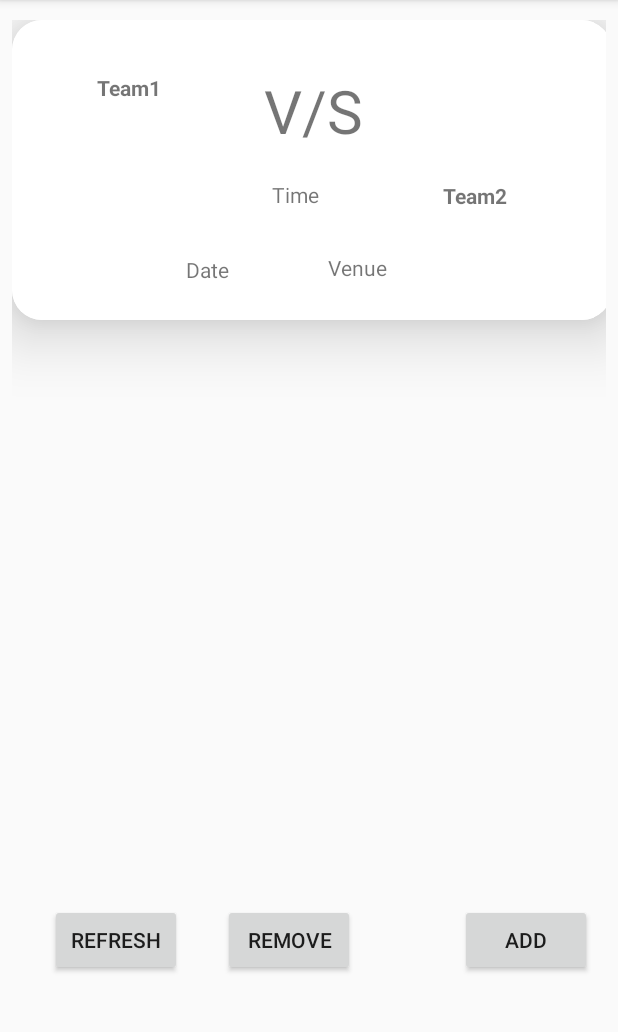
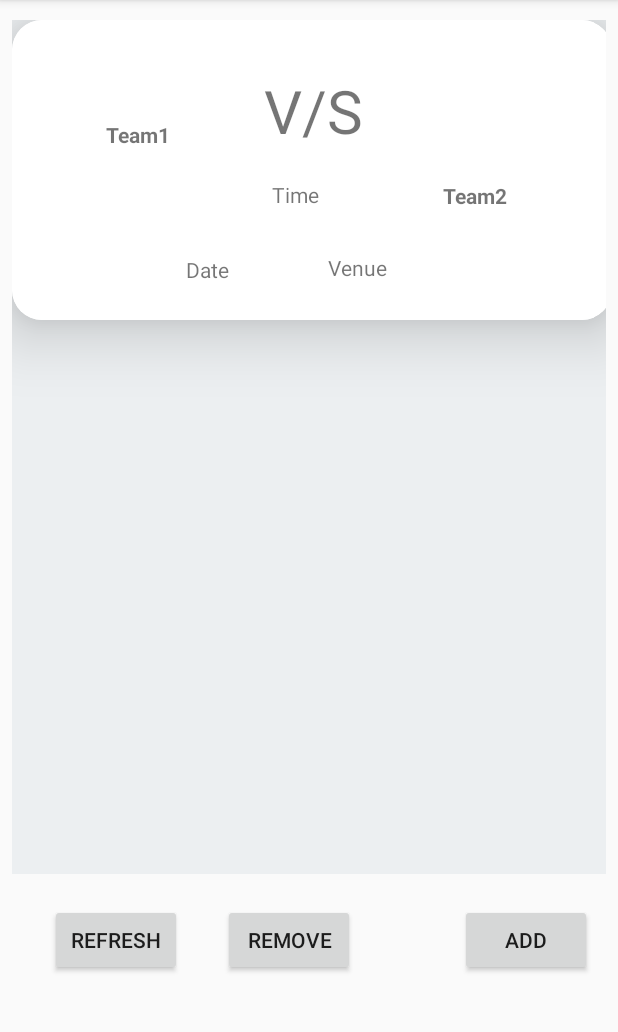
Before and after one commit to 0xamogh/fixutres, an Android app: the screen it shows after launch (MainActivity), after a tap on "REFRESH", on a phone screen of 412 x 824 dp, the part 84-1116 px from its top. Run offline under Robolectric (Android 15) with nearby library versions, the phone set to English and light mode, and no system bars; 2 other taps on this screen came first.

Commit message:
Normal Mode

```diff
--- a/app/build.gradle
+++ b/app/build.gradle
@@ -1,5 +1,4 @@
 apply plugin: 'com.android.application'
-apply plugin: 'realm-android'
 
 android {
     compileSdkVersion 27
--- a/app/src/main/AndroidManifest.xml
+++ b/app/src/main/AndroidManifest.xml
@@ -1,7 +1,7 @@
 <?xml version="1.0" encoding="utf-8"?>
 <manifest xmlns:android="http://schemas.android.com/apk/res/android"
     package="amoghjapps.com.worldymouldy">
-
+    <uses-permission android:name="android.permission.VIBRATE"/>
     <application
         android:allowBackup="true"
         android:icon="@mipmap/ic_launcher"
--- a/app/src/main/java/amoghjapps/com/worldymouldy/Addition.java
+++ b/app/src/main/java/amoghjapps/com/worldymouldy/Addition.java
@@ -11,12 +11,13 @@ import android.view.View;
 import android.widget.Button;
 import android.widget.ImageView;
 import android.widget.TextView;
+import android.widget.Toast;
 
 public class Addition extends AppCompatActivity {
     TextView t1n,t2n,time,date,venue;
     Button button,button2;
     ImageView t1i,t2i;
-    String t2is,t1is;
+    public String t2is,t1is;
     static boolean running;
     public int imagepick;
     public static int PICK_IMAGE=100;
@@ -50,8 +51,8 @@ public class Addition extends AppCompatActivity {
         time.setText(sharedprefs.getString("time",""));
         venue.setText(sharedprefs.getString("venue",""));
         date.setText(sharedprefs.getString("date","not working"));
-        t1i.setImageURI(Uri.parse(sharedprefs.getString("team1i","")));
-        t2i.setImageURI(Uri.parse(sharedprefs.getString("team2i","")));
+        t1i.setImageURI(Uri.parse(sharedprefs.getString("team1i"," ")));
+        t2i.setImageURI(Uri.parse(sharedprefs.getString("team2i"," ")));
 
         t1i.setOnClickListener(new View.OnClickListener() {
             @Override
@@ -82,9 +83,7 @@ public class Addition extends AppCompatActivity {
                 editor.putString("venue",venue.getText().toString());
                 editor.putString("team1i",t1is);
                 editor.putString("team2i",t2is);
-
                 editor.commit();
-
                 finish();
             }
         });
@@ -103,6 +102,7 @@ public class Addition extends AppCompatActivity {
             if(imagepick==2){
         t2i.setImageURI(data.getData());
         t2is=data.getData().toString();
+                Toast.makeText(getApplicationContext(),"penis",Toast.LENGTH_LONG).show();
 
         }else if(imagepick==1){
             t1i.setImageURI(data.getData());
--- a/app/src/main/java/amoghjapps/com/worldymouldy/ExampleAdapter.java
+++ b/app/src/main/java/amoghjapps/com/worldymouldy/ExampleAdapter.java
@@ -59,6 +59,7 @@ public class ExampleAdapter extends RecyclerView.Adapter <ExampleAdapter.Example
                         int position=getAdapterPosition();
                         if(position!=RecyclerView.NO_POSITION){
                             listener.onLongClick(position);
+
                         }
                     }
 
--- a/app/src/main/java/amoghjapps/com/worldymouldy/ExampleItem.java
+++ b/app/src/main/java/amoghjapps/com/worldymouldy/ExampleItem.java
@@ -2,9 +2,8 @@ package amoghjapps.com.worldymouldy;
 
 import android.net.Uri;
 import android.widget.ImageView;
-import io.realm.RealmObject;
 
-public class ExampleItem extends RealmObject {
+public class ExampleItem {
 
     public String mvenue;
     public String mteam1;
--- a/app/src/main/java/amoghjapps/com/worldymouldy/MainActivity.java
+++ b/app/src/main/java/amoghjapps/com/worldymouldy/MainActivity.java
@@ -6,7 +6,9 @@ import android.content.Intent;
 import android.content.SharedPreferences;
 import android.graphics.Color;
 import android.icu.text.UnicodeSetSpanner;
+import android.media.AudioAttributes;
 import android.net.Uri;
+import android.os.Vibrator;
 import android.preference.PreferenceManager;
 import android.support.v7.app.AlertDialog;
 import android.support.v7.app.AppCompatActivity;
@@ -33,12 +35,14 @@ public class MainActivity extends AppCompatActivity {
     public Button remove;
     public Button refresh;
     public boolean itemselect=false;
+    Uri t1i,t2i;
     private DatabaseHelper databaseHelper;
+    public Vibrator vib;
     @Override
     protected void onCreate(Bundle savedInstanceState) {
 
         final SharedPreferences sharedprefs= PreferenceManager.getDefaultSharedPreferences(this);
-
+        vib = (Vibrator) getSystemService(VIBRATOR_SERVICE);
         final SharedPreferences.Editor editor= sharedprefs.edit();
         super.onCreate(savedInstanceState);
         setContentView(R.layout.activity_main);
@@ -64,7 +68,10 @@ public class MainActivity extends AppCompatActivity {
             public void onClick(View v) {
                 if(Addition.running==false){
                     exampleItems.remove(sharedprefs.getInt("position",99));
-                    exampleItems.add(sharedprefs.getInt("position",99),new ExampleItem(sharedprefs.getString("venue","-"),sharedprefs.getString("t1n","-"),sharedprefs.getString("t2n","-"),sharedprefs.getString("time","-"),sharedprefs.getString("date","-"), Uri.parse(sharedprefs.getString("team1i","")),Uri.parse(sharedprefs.getString("team2i","")), Color.WHITE));
+                    t1i=Uri.parse(sharedprefs.getString("team1i"," "));
+                    t2i=Uri.parse(sharedprefs.getString("team2i"," "));
+
+                    exampleItems.add(sharedprefs.getInt("position",99),new ExampleItem(sharedprefs.getString("venue","-"),sharedprefs.getString("t1n","-"),sharedprefs.getString("t2n","-"),sharedprefs.getString("time","-"),sharedprefs.getString("date","-"), t1i,t2i, Color.WHITE));
                     adapt.notifyDataSetChanged();
                 }
 
@@ -94,6 +101,8 @@ public class MainActivity extends AppCompatActivity {
 
                             exampleItems.get(position).setselectedBG(Color.CYAN);
                              adapt.notifyItemChanged(position);
+                             vib.vibrate(70);
+
 
                           Toast.makeText(getApplicationContext(),"Item has been selected",Toast.LENGTH_LONG).show();
                         itemselect=false;
--- a/app/src/main/res/layout/activity_main.xml
+++ b/app/src/main/res/layout/activity_main.xml
@@ -17,11 +17,14 @@
         android:layout_marginLeft="8dp"
         android:layout_marginRight="8dp"
         android:layout_marginStart="8dp"
+        android:background="#ECEFF1"
         android:layout_marginTop="13dp"
         app:layout_constraintBottom_toTopOf="@+id/button"
         app:layout_constraintEnd_toEndOf="parent"
         app:layout_constraintStart_toStartOf="parent"
-        app:layout_constraintTop_toTopOf="parent" />
+        app:layout_constraintTop_toTopOf="parent"
+        />
+
 
     <Button
         android:id="@+id/button"
--- a/app/src/main/res/layout/exampleitem.xml
+++ b/app/src/main/res/layout/exampleitem.xml
@@ -46,12 +46,19 @@
             android:id="@+id/team1name"
             android:layout_width="wrap_content"
             android:layout_height="wrap_content"
+            android:layout_marginBottom="8dp"
+            android:layout_marginEnd="8dp"
             android:layout_marginLeft="15dp"
+            android:layout_marginRight="8dp"
             android:layout_marginStart="15dp"
             android:layout_marginTop="19dp"
             android:textStyle="bold"
+            app:layout_constraintBottom_toTopOf="@+id/date"
+            app:layout_constraintEnd_toStartOf="@+id/time"
+            app:layout_constraintHorizontal_bias="0.092"
             app:layout_constraintStart_toStartOf="@+id/team1i"
-            app:layout_constraintTop_toBottomOf="@+id/team1i" />
+            app:layout_constraintTop_toBottomOf="@+id/team1i"
+            app:layout_constraintVertical_bias="0.333" />
 
         <TextView
             android:id="@+id/team2name"
--- a/build.gradle
+++ b/build.gradle
@@ -8,7 +8,6 @@ buildscript {
     }
     dependencies {
         classpath 'com.android.tools.build:gradle:3.1.3'
-        compile 'io.realm:realm-android:0.82.1'
 
         // NOTE: Do not place your application dependencies here; they belong
         // in the individual module build.gradle files
```
